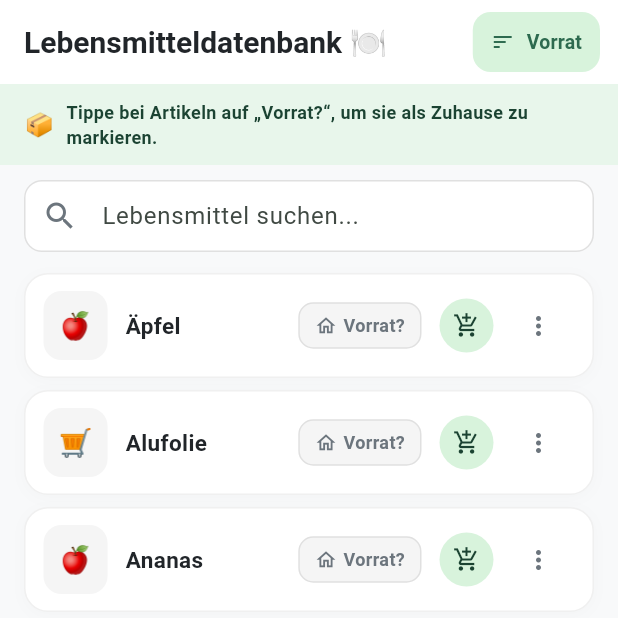
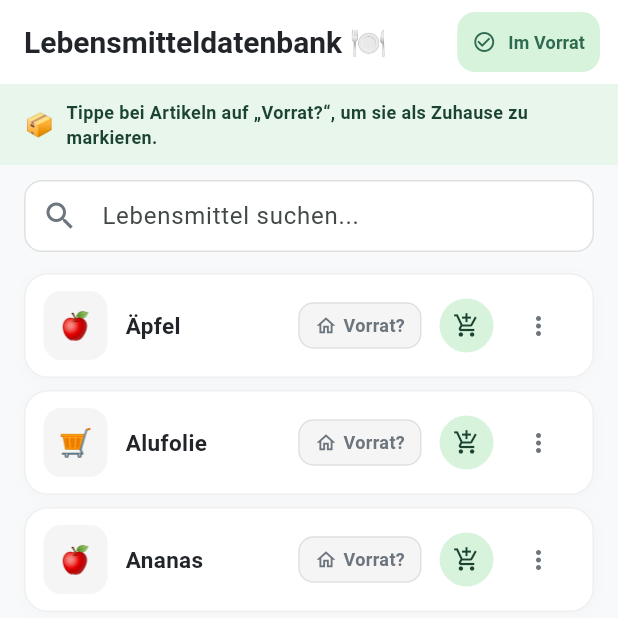
Before and after one commit to x4rinia/Dino_food, a Flutter app: the screen it shows after launch, item 2 of the bottom bar chosen, on a phone screen of 412 x 824 dp, the top half of it. Run offline on Flutter 3.47's test engine with Material 3 defaults, Android fonts, the phone set to English and light mode, and no system bars; our stand-ins replace flutter_dotenv, image_picker, supabase_flutter; accounts and stored records are empty.

Commit message:
Add 3-way toggle sorting mode to top button in FoodsScreen (Im Vorrat, Nicht im Vorrat, A-Z)

```diff
--- a/lib/screens/foods/foods_screen.dart
+++ b/lib/screens/foods/foods_screen.dart
@@ -15,6 +15,12 @@ import '../shopping_list/add_edit_item_dialog.dart';
 import 'add_food_dialog.dart';
 import 'edit_food_dialog.dart';
 
+enum FoodSortMode {
+  inStockFirst,
+  notInStockFirst,
+  alphabetical,
+}
+
 class FoodsScreen extends StatefulWidget {
   const FoodsScreen({super.key});
 
@@ -26,11 +32,51 @@ class _FoodsScreenState extends State<FoodsScreen> {
   final _searchController = TextEditingController();
   Set<String>? _sessionStockSnapshot;
   String _lastSearchQuery = '';
+  FoodSortMode _sortMode = FoodSortMode.inStockFirst;
 
   void _refreshStockSnapshot(StockProvider stockProvider) {
     setState(() {
       _sessionStockSnapshot = Set<String>.from(stockProvider.inStockFoodIds);
     });
+  }
+
+  void _cycleSortMode(StockProvider stockProvider) {
+    setState(() {
+      _sessionStockSnapshot = Set<String>.from(stockProvider.inStockFoodIds);
+      switch (_sortMode) {
+        case FoodSortMode.inStockFirst:
+          _sortMode = FoodSortMode.notInStockFirst;
+          break;
+        case FoodSortMode.notInStockFirst:
+          _sortMode = FoodSortMode.alphabetical;
+          break;
+        case FoodSortMode.alphabetical:
+          _sortMode = FoodSortMode.inStockFirst;
+          break;
+      }
+    });
+
+    String message;
+    switch (_sortMode) {
+      case FoodSortMode.inStockFirst:
+        message = 'Sortierung: Im Vorrat zuerst 📦';
+        break;
+      case FoodSortMode.notInStockFirst:
+        message = 'Sortierung: Nicht im Vorrat zuerst 🛒';
+        break;
+      case FoodSortMode.alphabetical:
+        message = 'Sortierung: Alphabetisch (A-Z) 🔤';
+        break;
+    }
+
+    ScaffoldMessenger.of(context)
+      ..hideCurrentSnackBar()
+      ..showSnackBar(
+        SnackBar(
+          content: Text(message),
+          duration: const Duration(seconds: 1),
+        ),
+      );
   }
 
   @override
@@ -81,16 +127,44 @@ class _FoodsScreenState extends State<FoodsScreen> {
     );
 
     // Display all foods matching search query.
-    // Order is stabilized during current view session based on _sessionStockSnapshot
-    // so toggling "Zuhause" doesn't jump the item around while the user is editing it.
+    // Order is stabilized during current view session based on _sessionStockSnapshot and _sortMode.
     final displayedFoods = List<Food>.from(filteredFoods);
     displayedFoods.sort((a, b) {
       final aInStock = _sessionStockSnapshot!.contains(a.id);
       final bInStock = _sessionStockSnapshot!.contains(b.id);
-      if (aInStock && !bInStock) return -1;
-      if (!aInStock && bInStock) return 1;
-      return FoodProvider.compareFoodNames(a.name, b.name);
+
+      switch (_sortMode) {
+        case FoodSortMode.inStockFirst:
+          if (aInStock && !bInStock) return -1;
+          if (!aInStock && bInStock) return 1;
+          return FoodProvider.compareFoodNames(a.name, b.name);
+
+        case FoodSortMode.notInStockFirst:
+          if (!aInStock && bInStock) return -1;
+          if (aInStock && !bInStock) return 1;
+          return FoodProvider.compareFoodNames(a.name, b.name);
+
+        case FoodSortMode.alphabetical:
+          return FoodProvider.compareFoodNames(a.name, b.name);
+      }
     });
+
+    IconData sortIcon;
+    String sortLabel;
+    switch (_sortMode) {
+      case FoodSortMode.inStockFirst:
+        sortIcon = Icons.check_circle_outline;
+        sortLabel = 'Im Vorrat';
+        break;
+      case FoodSortMode.notInStockFirst:
+        sortIcon = Icons.remove_circle_outline;
+        sortLabel = 'Nicht im Vorrat';
+        break;
+      case FoodSortMode.alphabetical:
+        sortIcon = Icons.sort_by_alpha;
+        sortLabel = 'A–Z';
+        break;
+    }
 
     return Scaffold(
       appBar: AppBar(
@@ -103,30 +177,22 @@ class _FoodsScreenState extends State<FoodsScreen> {
                 foregroundColor: AppTheme.primaryGreen,
                 backgroundColor: AppTheme.primarySoft,
                 padding: const EdgeInsets.symmetric(
-                  horizontal: 12,
+                  horizontal: 10,
                   vertical: 6,
                 ),
                 shape: RoundedRectangleBorder(
                   borderRadius: BorderRadius.circular(12),
                 ),
               ),
-              icon: const Icon(Icons.sort, size: 16),
-              label: const Text(
-                'Vorrat',
-                style: TextStyle(
-                  fontSize: 13,
+              icon: Icon(sortIcon, size: 16),
+              label: Text(
+                sortLabel,
+                style: const TextStyle(
+                  fontSize: 12,
                   fontWeight: FontWeight.w700,
                 ),
               ),
-              onPressed: () {
-                _refreshStockSnapshot(stockProvider);
-                ScaffoldMessenger.of(context).showSnackBar(
-                  const SnackBar(
-                    content: Text('Nach Vorrat sortiert.'),
-                    duration: Duration(seconds: 1),
-                  ),
-                );
-              },
+              onPressed: () => _cycleSortMode(stockProvider),
             ),
           ),
         ],
@@ -146,9 +212,13 @@ class _FoodsScreenState extends State<FoodsScreen> {
                 const SizedBox(width: 8),
                 Expanded(
                   child: Text(
-                    visibleStockCount == 0
-                        ? 'Tippe bei Artikeln auf „Vorrat?“, um sie als Zuhause zu markieren.'
-                        : '$visibleStockCount ${visibleStockCount == 1 ? 'Artikel' : 'Artikel'} im Vorrat (oben einsortiert)',
+                    _sortMode == FoodSortMode.inStockFirst
+                        ? (visibleStockCount == 0
+                            ? 'Tippe bei Artikeln auf „Vorrat?“, um sie als Zuhause zu markieren.'
+                            : '$visibleStockCount ${visibleStockCount == 1 ? 'Artikel' : 'Artikel'} im Vorrat (oben einsortiert)')
+                        : _sortMode == FoodSortMode.notInStockFirst
+                            ? 'Fehlende Artikel (nicht im Vorrat) oben einsortiert'
+                            : 'Rein alphabetisch (A-Z) sortiert',
                     style: const TextStyle(
                       fontSize: 12,
                       color: AppTheme.primaryDark,
```
